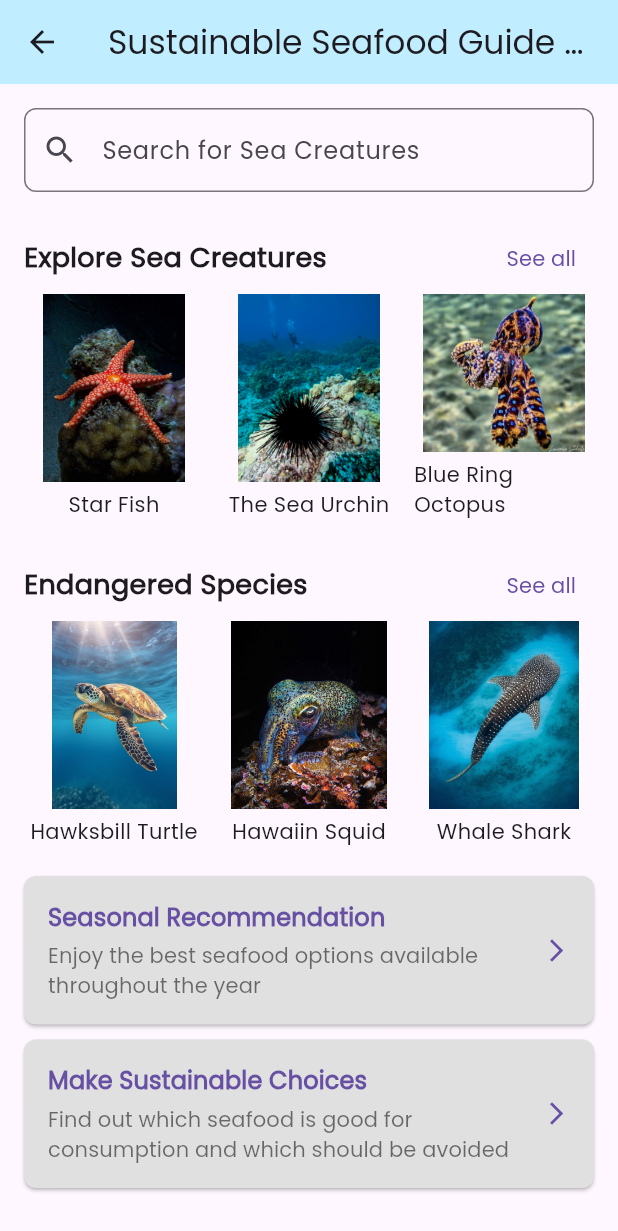
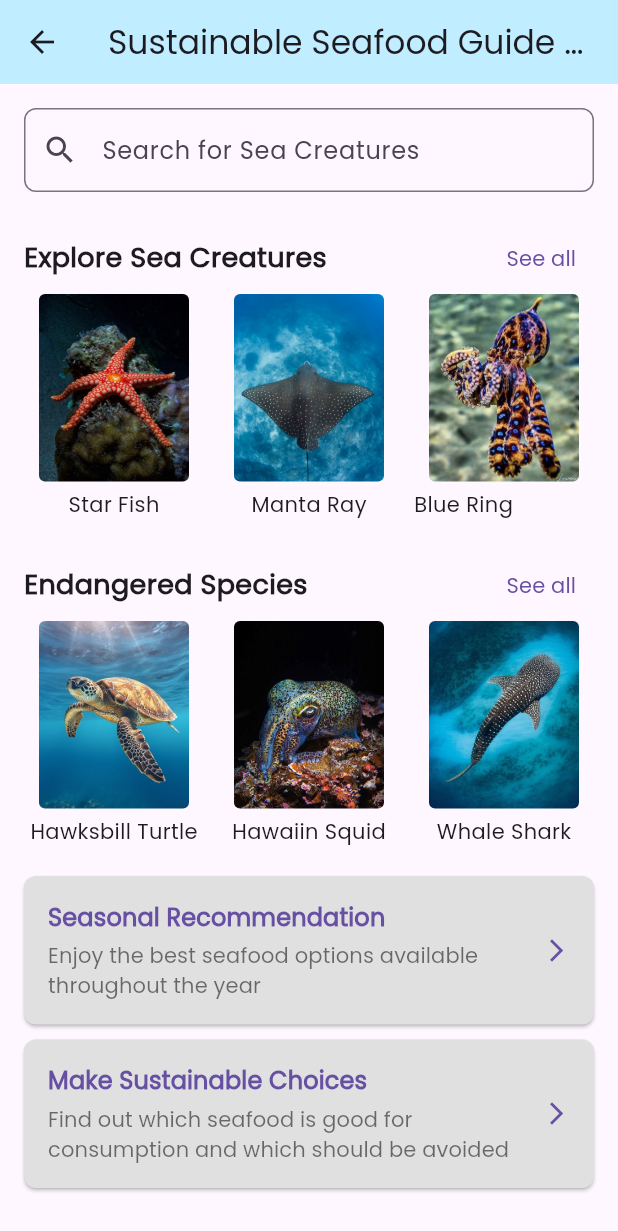
Before and after one commit to malakasadeep/CleanSeas-flutter, a Flutter app: the SustainableSeafoodGuideHome screen opened directly, on a phone screen of 412 x 824 dp. Shown: the top 1231 px of the screen. Run offline on Flutter 3.47's test engine with Material 3 defaults, Android fonts, the phone set to English and light mode, and no system bars; our stand-ins replace cloud_firestore, firebase_auth, firebase_core, google_fonts, iconsax_flutter; accounts and stored records are empty.

```diff
--- a/lib/screens/seafoodGuide/seafood_guide_home.dart
+++ b/lib/screens/seafoodGuide/seafood_guide_home.dart
@@ -79,8 +79,8 @@ class SustainableSeafoodGuideHome extends StatelessWidget {
                         imageUrl: 'assets/images/starfish.png',
                         name: 'Star Fish'),
                     SeaCreatureCard(
-                        imageUrl: 'assets/images/urchin.png',
-                        name: 'The Sea Urchin'),
+                        imageUrl: 'assets/images/manta_ray.png',
+                        name: 'Manta Ray'),
                     SeaCreatureCard(
                         imageUrl: 'assets/images/octopus.png',
                         name: 'Blue Ring Octopus'),
@@ -246,8 +246,18 @@ class SeaCreatureCard extends StatelessWidget {
       child: Column(
         crossAxisAlignment: CrossAxisAlignment.center,
         children: [
-          Expanded(
-            child: Image.asset(imageUrl, fit: BoxFit.cover),
+          // Set a fixed size for the image container
+          Container(
+            width: 100, // Set a fixed width
+            height: 125, // Set a fixed height
+            decoration: BoxDecoration(
+              image: DecorationImage(
+                image: AssetImage(imageUrl),
+                fit: BoxFit.cover, // Ensures the image covers the container
+              ),
+              borderRadius:
+                  BorderRadius.circular(4), // Optional: Add rounded corners
+            ),
           ),
           const SizedBox(height: 5),
           Text(name, style: const TextStyle(fontSize: 14)),
```
